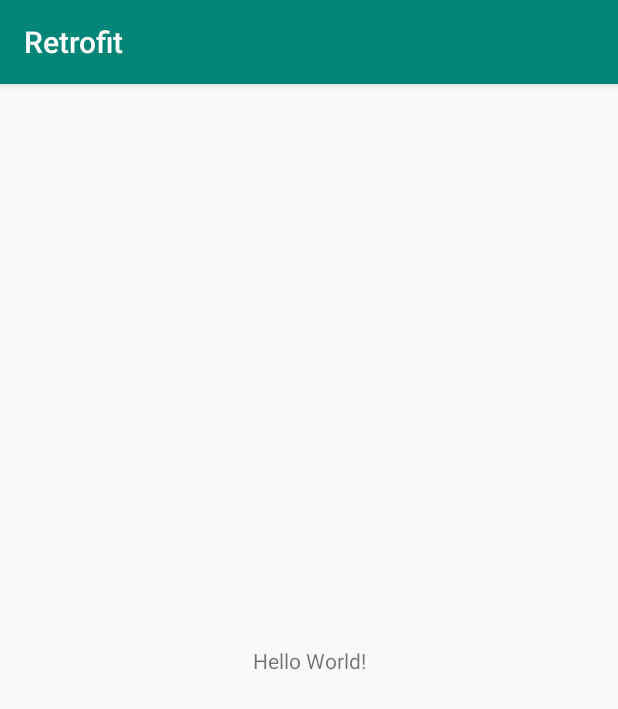
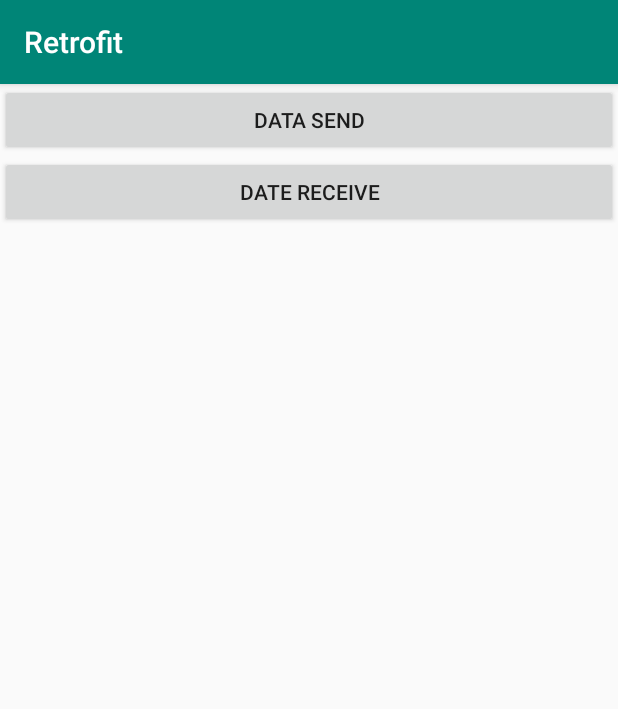
Before and after one commit to KimJoon93/Android_Example, an Android app: the screen it shows after launch (MainActivity), on a phone screen of 412 x 824 dp. Shown: the top 709 px of the screen. Run offline under Robolectric (Android 15) with nearby library versions, the phone set to English and light mode, and no system bars.

Commit message:
Button created

```diff
--- a/Retrofit/app/src/main/java/com/example/android/retrofit/MainActivity.java
+++ b/Retrofit/app/src/main/java/com/example/android/retrofit/MainActivity.java
@@ -3,6 +3,8 @@ package com.example.android.retrofit;
 import androidx.appcompat.app.AppCompatActivity;
 
 import android.os.Bundle;
+import android.view.View;
+import android.widget.Button;
 
 public class MainActivity extends AppCompatActivity {
 
@@ -10,5 +12,23 @@ public class MainActivity extends AppCompatActivity {
     protected void onCreate(Bundle savedInstanceState) {
         super.onCreate(savedInstanceState);
         setContentView(R.layout.activity_main);
+
+        Button sendBtn = findViewById(R.id.btn1);
+
+        Button receiveBtn = findViewById(R.id.btn2);
+
+        sendBtn.setOnClickListener(new View.OnClickListener() {
+            @Override
+            public void onClick(View view) {
+
+            }
+        });
+
+        receiveBtn.setOnClickListener(new View.OnClickListener() {
+            @Override
+            public void onClick(View view) {
+
+            }
+        });
     }
 }
--- a/Retrofit/app/src/main/res/layout/activity_main.xml
+++ b/Retrofit/app/src/main/res/layout/activity_main.xml
@@ -1,18 +1,23 @@
 <?xml version="1.0" encoding="utf-8"?>
-<androidx.constraintlayout.widget.ConstraintLayout xmlns:android="http://schemas.android.com/apk/res/android"
+<LinearLayout xmlns:android="http://schemas.android.com/apk/res/android"
     xmlns:app="http://schemas.android.com/apk/res-auto"
     xmlns:tools="http://schemas.android.com/tools"
+    android:orientation="vertical"
     android:layout_width="match_parent"
     android:layout_height="match_parent"
     tools:context=".MainActivity">
 
-    <TextView
-        android:layout_width="wrap_content"
-        android:layout_height="wrap_content"
-        android:text="Hello World!"
-        app:layout_constraintBottom_toBottomOf="parent"
-        app:layout_constraintLeft_toLeftOf="parent"
-        app:layout_constraintRight_toRightOf="parent"
-        app:layout_constraintTop_toTopOf="parent" />
+    <Button
+        android:id="@+id/btn1"
+        android:text="Data Send"
+        android:layout_width="match_parent"
+        android:layout_height="wrap_content" />
 
-</androidx.constraintlayout.widget.ConstraintLayout>
+    <Button
+        android:id="@+id/btn2"
+        android:text="Date Receive"
+        android:layout_width="match_parent"
+        android:layout_height="wrap_content" />
+
+
+</LinearLayout>
```
